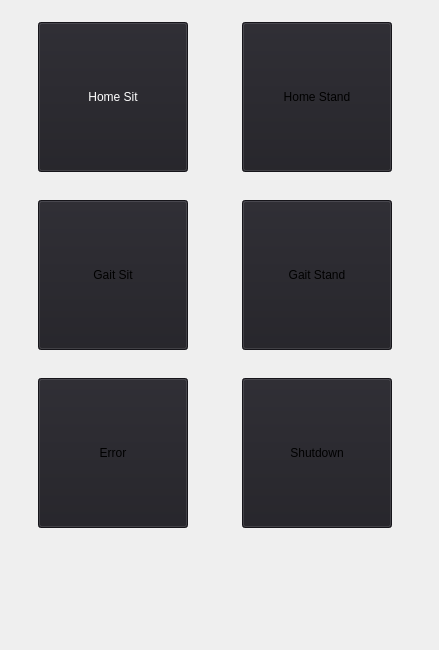
Above: march_ws/src/rqt_input_device/resource/input_device.ui from project-march/march before the change. Below: the same form after it.
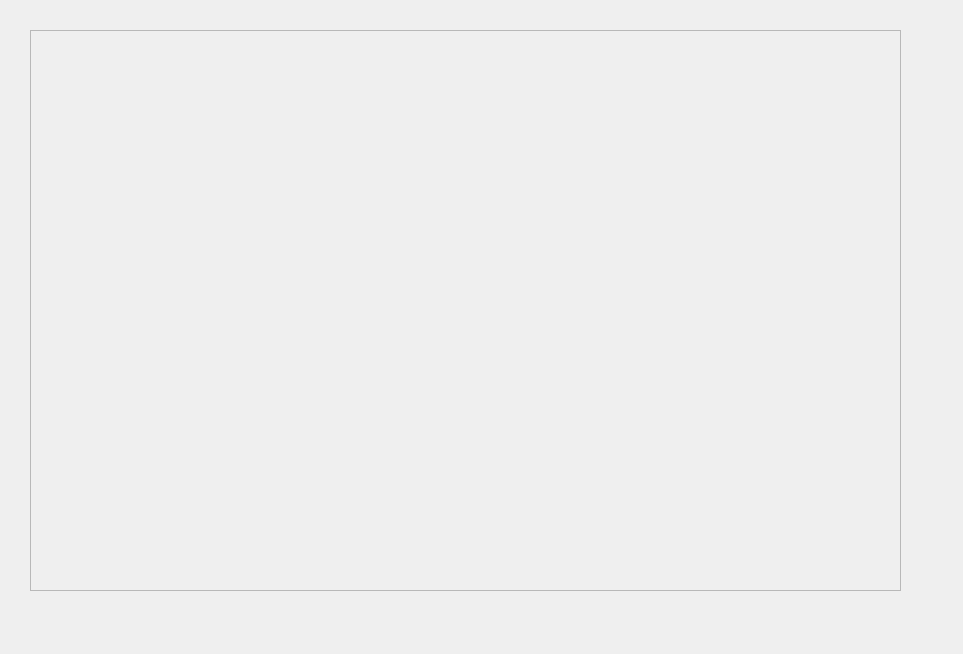
That is the form after the change. Icons and pictures are not drawn.

Commit message: Add builder for input device to increase ease of adding new features.

Diff of the .ui file:
```diff
--- a/march_ws/src/rqt_input_device/resource/input_device.ui
+++ b/march_ws/src/rqt_input_device/resource/input_device.ui
@@ -6,181 +6,28 @@
    <rect>
     <x>0</x>
     <y>0</y>
-    <width>439</width>
-    <height>650</height>
+    <width>963</width>
+    <height>654</height>
    </rect>
   </property>
   <property name="windowTitle">
    <string>March Input Device</string>
   </property>
-  <widget class="QWidget" name="layoutWidget">
+  <widget class="QFrame" name="frame">
    <property name="geometry">
     <rect>
-     <x>-10</x>
-     <y>0</y>
-     <width>451</width>
-     <height>551</height>
+     <x>30</x>
+     <y>30</y>
+     <width>871</width>
+     <height>561</height>
     </rect>
    </property>
-   <layout class="QGridLayout" name="gridLayout">
-    <item row="1" column="1">
-     <widget class="QPushButton" name="gait_stand_button">
-      <property name="minimumSize">
-       <size>
-        <width>150</width>
-        <height>150</height>
-       </size>
-      </property>
-      <property name="maximumSize">
-       <size>
-        <width>150</width>
-        <height>150</height>
-       </size>
-      </property>
-      <property name="autoFillBackground">
-       <bool>false</bool>
-      </property>
-      <property name="styleSheet">
-       <string notr="true">background: url(:/buttons/img/gait_stand.png) no-repeat center center fixed;
-background-color:#1F1E24;</string>
-      </property>
-      <property name="text">
-       <string>Gait Stand</string>
-      </property>
-     </widget>
-    </item>
-    <item row="1" column="0">
-     <widget class="QPushButton" name="gait_sit_button">
-      <property name="minimumSize">
-       <size>
-        <width>150</width>
-        <height>150</height>
-       </size>
-      </property>
-      <property name="maximumSize">
-       <size>
-        <width>150</width>
-        <height>150</height>
-       </size>
-      </property>
-      <property name="autoFillBackground">
-       <bool>false</bool>
-      </property>
-      <property name="styleSheet">
-       <string notr="true">background: url(:/buttons/img/gait_sit.png) no-repeat center center fixed;
-background-color:#1F1E24;</string>
-      </property>
-      <property name="text">
-       <string>Gait Sit</string>
-      </property>
-     </widget>
-    </item>
-    <item row="0" column="1">
-     <widget class="QPushButton" name="home_stand_button">
-      <property name="minimumSize">
-       <size>
-        <width>150</width>
-        <height>150</height>
-       </size>
-      </property>
-      <property name="maximumSize">
-       <size>
-        <width>150</width>
-        <height>150</height>
-       </size>
-      </property>
-      <property name="autoFillBackground">
-       <bool>false</bool>
-      </property>
-      <property name="styleSheet">
-       <string notr="true">background: url(:/buttons/img/home_stand.png) no-repeat center center fixed;
-background-color:#1F1E24;</string>
-      </property>
-      <property name="text">
-       <string>Home Stand</string>
-      </property>
-     </widget>
-    </item>
-    <item row="0" column="0">
-     <widget class="QPushButton" name="home_sit_button">
-      <property name="minimumSize">
-       <size>
-        <width>150</width>
-        <height>150</height>
-       </size>
-      </property>
-      <property name="maximumSize">
-       <size>
-        <width>150</width>
-        <height>150</height>
-       </size>
-      </property>
-      <property name="autoFillBackground">
-       <bool>false</bool>
-      </property>
-      <property name="styleSheet">
-       <string notr="true">background: url(:/buttons/img/home_sit.png) no-repeat center center fixed;
-background-color:#1F1E24;
-color: white</string>
-      </property>
-      <property name="text">
-       <string>Home Sit</string>
-      </property>
-     </widget>
-    </item>
-    <item row="2" column="0">
-     <widget class="QPushButton" name="error_button">
-      <property name="minimumSize">
-       <size>
-        <width>150</width>
-        <height>150</height>
-       </size>
-      </property>
-      <property name="maximumSize">
-       <size>
-        <width>150</width>
-        <height>150</height>
-       </size>
-      </property>
-      <property name="autoFillBackground">
-       <bool>false</bool>
-      </property>
-      <property name="styleSheet">
-       <string notr="true">background: url(:/buttons/img/error.png) no-repeat center center fixed;
-background-color:#1F1E24;</string>
-      </property>
-      <property name="text">
-       <string>Error</string>
-      </property>
-     </widget>
-    </item>
-    <item row="2" column="1">
-     <widget class="QPushButton" name="off_button">
-      <property name="minimumSize">
-       <size>
-        <width>150</width>
-        <height>150</height>
-       </size>
-      </property>
-      <property name="maximumSize">
-       <size>
-        <width>150</width>
-        <height>150</height>
-       </size>
-      </property>
-      <property name="autoFillBackground">
-       <bool>false</bool>
-      </property>
-      <property name="styleSheet">
-       <string notr="true">background: url(:/buttons/img/off.png) no-repeat center center fixed;
-background-color:#1F1E24;</string>
-      </property>
-      <property name="text">
-       <string>Shutdown</string>
-      </property>
-     </widget>
-    </item>
-   </layout>
+   <property name="frameShape">
+    <enum>QFrame::StyledPanel</enum>
+   </property>
+   <property name="frameShadow">
+    <enum>QFrame::Raised</enum>
+   </property>
   </widget>
  </widget>
  <resources>
```
Left out of the diff: 4 changed lines with no effect on the pictures. The commit also changes 3 other files.
